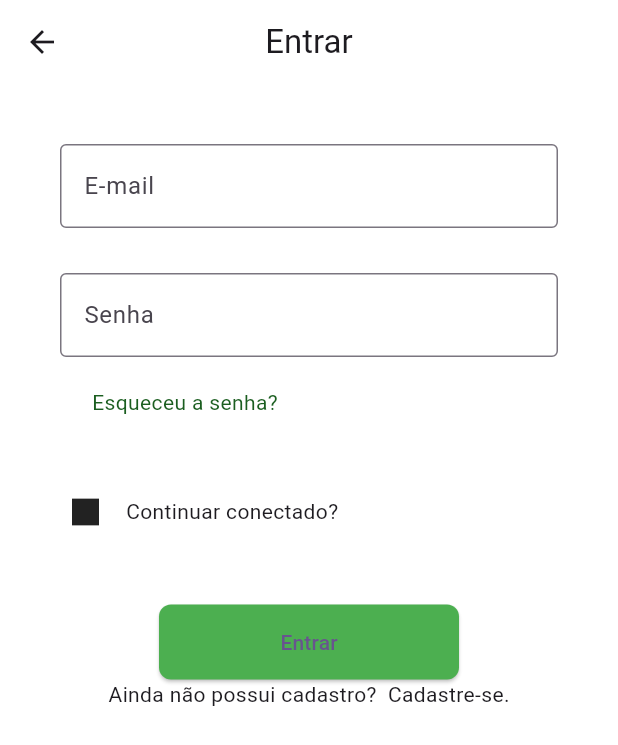
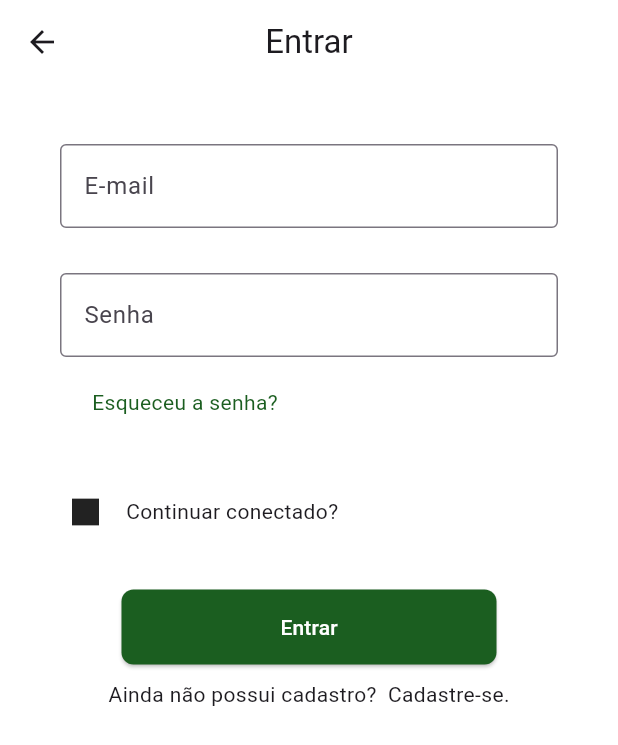
Before and after one commit to holyicecream/Meu-Financeiro, a Flutter app: the Login screen opened by its route, on a phone screen of 412 x 824 dp. Shown: the top 745 px of the screen. Run offline on Flutter 3.47's test engine with Material 3 defaults, Android fonts, the phone set to English and light mode, and no system bars; our stand-ins replace fixnum; missing offline and left inert: mongo_dart.

Commit message:
update login

```diff
--- a/mongo_project/lib/Pages/login.dart
+++ b/mongo_project/lib/Pages/login.dart
@@ -95,7 +95,7 @@ class LoginState extends State<Login> {
                     ],
                   ),
                   SizedBox(
-                    height: 50,
+                    height: 40,
                   ),
                   Center(
                     child: ElevatedButton(
@@ -106,15 +106,16 @@ class LoginState extends State<Login> {
                         shape: MaterialStateProperty.all(RoundedRectangleBorder(
                             borderRadius: BorderRadius.circular(8))),
                         backgroundColor: MaterialStateColor.resolveWith(
-                            (states) => Colors.green),
+                            (states) => Colors.green.shade900),
                         minimumSize:
                             MaterialStateProperty.resolveWith((states) {
-                          return Size(200, 50);
+                          return Size(250, 50);
                         }),
                       ),
-                      child: Text("Entrar"),
+                      child: Text("Entrar", style: TextStyle(color: Colors.white),),
                     ),
                   ),
+                  SizedBox(height: 10,),
                   Row(
                     mainAxisAlignment: MainAxisAlignment.center,
                     children: [
--- a/mongo_project/lib/_backend/backend_login.dart
+++ b/mongo_project/lib/_backend/backend_login.dart
@@ -92,9 +92,8 @@ void entrarOnTap(context) {
         check = false;
         todosArguments.dataClientes.codCliente = dataClientes[i]['cod_cliente'];
         todosArguments.dataClientes.nomeCliente = dataClientes[i]['nome'];
-        // Navigator.pushNamed(context, '/Main', arguments: todosArguments);
-        Navigator.pushNamed(context, '/VinculoBancarioOuInserçãoManual',
-            arguments: todosArguments);
+        Navigator.pushNamed(context, '/Main', arguments: todosArguments);
+        // Navigator.pushNamed(context, '/VinculoBancarioOuInserçãoManual', arguments: todosArguments);
       }
     }
     if (check) {
--- a/mongo_project/lib/main.dart
+++ b/mongo_project/lib/main.dart
@@ -46,7 +46,7 @@ class MyApp extends StatelessWidget {
   @override
   Widget build(BuildContext context) {
     return MaterialApp(
-      initialRoute: '/VinculoBancarioOuInserçãoManual',
+      initialRoute: '/EntrarCom...',
       routes: {
         '/PageTeste': (context) => PageTeste(),
         '/PrimeiroAcesso': (context) => PrimeiroAcesso(),
```
Also changed, not shown: mongo_project/lib/Pages/Login.dart (+5 -4 lines), mongo_project/lib/Pages/login-cadastro.dart (+2 -12 lines).
